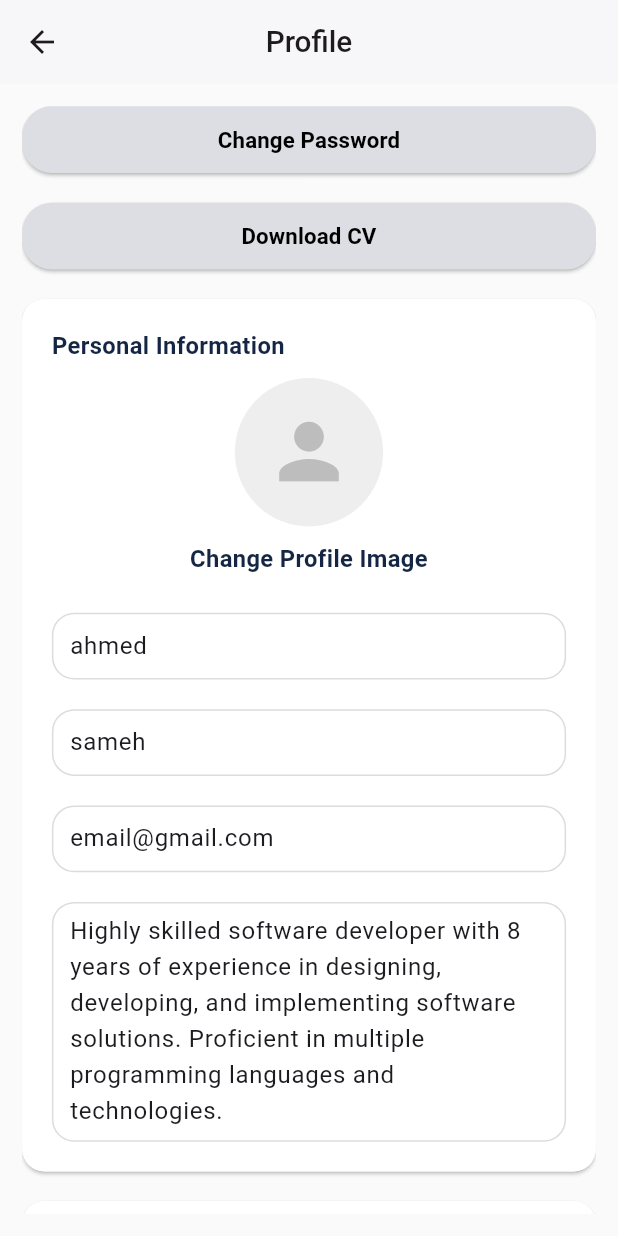
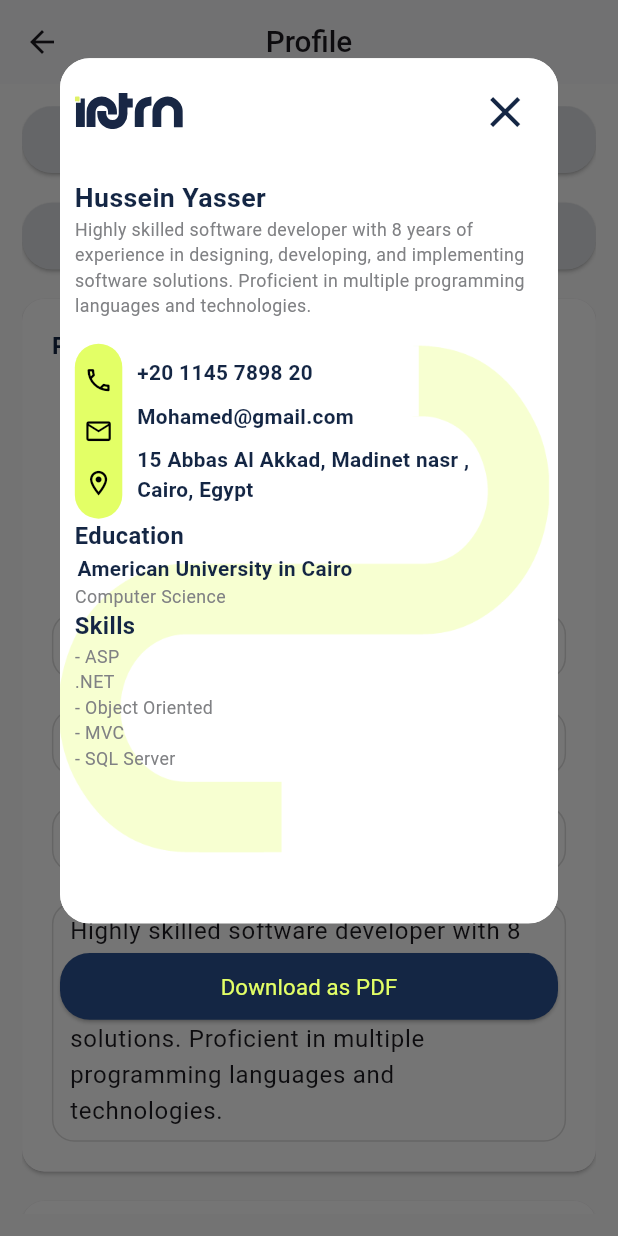
Before and after one commit to Hussein2077/inturn, a Flutter app: the ProfileScreen screen opened by its route, after a tap on "Download CV", on a phone screen of 412 x 824 dp. Run offline on Flutter 3.47's test engine with Material 3 defaults, Android fonts, the phone set to English and light mode, and no system bars; our stand-ins replace cached_network_image, dartz, dio, dropdown_button2, easy_localization, equatable and 14 more; missing offline and left inert: syncfusion_flutter_pdf; accounts and stored records are empty.

Commit message:
pdf creation

```diff
--- a/lib/core/resource_manager/asset_path.dart
+++ b/lib/core/resource_manager/asset_path.dart
@@ -3,6 +3,7 @@ const String pathImage = "asset/images";
 class AssetPath {
   //new
   static const String logo = '$pathImage/logo.svg';
+  static const String logoPNG = '$pathImage/logo.png';
   static const String apple = '$pathImage/apple.svg';
   static const String google = '$pathImage/google.svg';
   static const String facebook = '$pathImage/facebook.svg';
@@ -21,6 +22,7 @@ class AssetPath {
   static const String location = '$pathImage/location.png';
   static const String twitter = '$pathImage/twitter.png';
   static const String website = '$pathImage/website.png';
+  static const String bgCv = '$pathImage/bg_cv.png';
 //Images
   static const String logoLarge = '$pathImage/logo@2x.jpg';
   static const String illustration = '$pathImage/illustration.jpg';
--- a/lib/core/resource_manager/colors.dart
+++ b/lib/core/resource_manager/colors.dart
@@ -3,6 +3,7 @@ import 'package:flutter/material.dart';
 class AppColors {
   static const Color primaryColor = Color.fromRGBO(20, 38, 68, 1);
   static const Color secondaryColor = Color.fromRGBO(227, 255, 102, 1);
+
    static const Color thirdColor = Color.fromRGBO(20, 38, 68, 1);
    static const Color homeColor = Color.fromRGBO(94, 133, 237, 1);
   static const Color lightGreyColor = Color.fromRGBO(220, 222, 227, 1);
--- /dev/null
+++ b/lib/core/widgets/show_dialog.dart
@@ -0,0 +1,263 @@
+import 'dart:io';
+
+import 'package:easy_localization/easy_localization.dart';
+import 'package:flutter/material.dart';
+import 'package:flutter_svg/flutter_svg.dart';
+import 'package:inturn/core/resource_manager/asset_path.dart';
+import 'package:inturn/core/resource_manager/colors.dart';
+import 'package:inturn/core/resource_manager/string_manager.dart';
+import 'package:inturn/core/utils/app_size.dart';
+import 'package:inturn/core/widgets/cutom_text.dart';
+import 'package:inturn/core/widgets/main_button.dart';
+import 'package:open_file/open_file.dart';
+import 'package:path_provider/path_provider.dart';
+import 'package:flutter/services.dart' show rootBundle;
+import 'dart:typed_data';
+import 'package:syncfusion_flutter_pdf/pdf.dart';
+
+showCV(BuildContext context) {
+  return showDialog(
+      context: context,
+      // barrierDismissible: false,
+      builder: (context) {
+        return Padding(
+          padding: EdgeInsets.only(
+            top: AppSize.defaultSize! * 1.5,
+          ),
+          child: Dialog(
+            alignment: Alignment.topRight,
+            backgroundColor: Colors.transparent,
+            shape: RoundedRectangleBorder(
+              borderRadius: BorderRadius.circular(AppSize.defaultSize! * 2),
+            ),
+            child: Container(
+              // height: AppSize.screenHeight! * .9,
+              // width: AppSize.screenWidth! * .95,
+              decoration: BoxDecoration(
+                color: Colors.transparent,
+                borderRadius: BorderRadius.circular(AppSize.defaultSize!),
+              ),
+              child: const CVPage(),
+            ),
+          ),
+        );
+      });
+}
+
+class CVPage extends StatelessWidget {
+  const CVPage({super.key});
+
+  Future<void> saveAndLaunchFile(List<int> bytes, String fileName) async {
+    final path = (await getExternalStorageDirectory())?.path;
+    final file = File('$path/$fileName');
+    await file.writeAsBytes(bytes, flush: true);
+    OpenFile.open('$path/$fileName');
+  }
+
+  Future<void> _createPDF() async {
+    PdfDocument document = PdfDocument();
+    final page = document.pages.add();
+    // page.graphics.drawString('Hussein Yasser CV',
+    //     PdfStandardFont(PdfFontFamily.helvetica, 30));
+
+    page.graphics.drawImage(
+        PdfBitmap(await _readImageData(AssetPath.bgCv)),
+        Rect.fromLTWH(
+            0, 0, page.getClientSize().width, page.getClientSize().height));
+    page.graphics.drawImage(PdfBitmap(await _readImageData(AssetPath.logoPNG)),
+        Rect.fromLTWH(0, 0, 120, 50));
+
+    page.graphics.drawString(
+        'Hussein Yasser', PdfStandardFont(PdfFontFamily.helvetica, 30),
+        brush: PdfBrushes.black,
+        bounds: const Rect.fromLTWH(0, 100, 400, 50));
+    // PdfGrid grid = PdfGrid();
+    // grid.style = PdfGridStyle(
+    //     font: PdfStandardFont(PdfFontFamily.helvetica, 30),
+    //     cellPadding: PdfPaddings(left: 5, right: 2, top: 2, bottom: 2));
+
+    List<int> bytes = await document.save();
+    document.dispose();
+
+    saveAndLaunchFile(bytes, 'Output.pdf');
+  }
+
+  Future<Uint8List> _readImageData(String name) async {
+    final data = await rootBundle.load(name);
+    return data.buffer.asUint8List(data.offsetInBytes, data.lengthInBytes);
+  }
+
+  @override
+  Widget build(BuildContext context) {
+    return Column(
+      children: [
+        Container(
+            height: AppSize.screenHeight! * .7,
+            width: AppSize.screenWidth! * .95,
+            decoration: BoxDecoration(
+              color: Colors.white,
+              borderRadius: BorderRadius.all(
+                Radius.circular(AppSize.defaultSize! * 2),
+              ),
+              image: const DecorationImage(
+                image: AssetImage(AssetPath.bgCv),
+                fit: BoxFit.fitHeight,
+              ),
+            ),
+            child: Padding(
+              padding: EdgeInsets.all(AppSize.defaultSize!),
+              child: Column(
+                crossAxisAlignment: CrossAxisAlignment.start,
+                children: [
+                  Row(
+                    mainAxisAlignment: MainAxisAlignment.spaceBetween,
+                    children: [
+                      SvgPicture.asset(AssetPath.logo),
+                      IconButton(
+                          onPressed: () {},
+                          icon: Icon(
+                            Icons.close,
+                            color: AppColors.primaryColor,
+                            size: AppSize.defaultSize! * 3.5,
+                          ))
+                    ],
+                  ),
+                  SizedBox(
+                    height: AppSize.defaultSize! * 2,
+                  ),
+                  CustomText(
+                    text: 'Hussein Yasser',
+                    color: AppColors.primaryColor,
+                    fontSize: AppSize.defaultSize! * 1.8,
+                    fontWeight: FontWeight.w700,
+                  ),
+                  CustomText(
+                    text:
+                        '''Highly skilled software developer with 8 years of experience in designing, developing, and implementing software solutions. Proficient in multiple programming languages and technologies.
+                    ''',
+
+                    // lineHeight: AppSize.defaultSize! * .1,
+                    maxLines: 20,
+                    fontSize: AppSize.defaultSize! * 1.2,
+                    color: AppColors.greyColor,
+                    textAlign: TextAlign.start,
+                  ),
+                  Row(
+                    children: [
+                      Container(
+                        height: AppSize.defaultSize! * 11.8,
+                        width: AppSize.defaultSize! * 3.2,
+                        decoration: BoxDecoration(
+                          color: AppColors.secondaryColor,
+                          borderRadius: BorderRadius.circular(
+                            AppSize.defaultSize! * 2,
+                          ),
+                        ),
+                        child: Column(
+                          mainAxisAlignment: MainAxisAlignment.spaceEvenly,
+                          children: [
+                            Icon(
+                              Icons.phone_outlined,
+                              color: AppColors.black,
+                              size: AppSize.defaultSize! * 2,
+                            ),
+                            Icon(
+                              Icons.mail_outline,
+                              color: AppColors.black,
+                              size: AppSize.defaultSize! * 2,
+                            ),
+                            Icon(
+                              Icons.location_on_outlined,
+                              color: AppColors.black,
+                              size: AppSize.defaultSize! * 2,
+                            ),
+                          ],
+                        ),
+                      ),
+                      SizedBox(
+                        width: AppSize.defaultSize!,
+                      ),
+                      SizedBox(
+                        height: AppSize.defaultSize! * 11.8,
+                        child: Column(
+                          crossAxisAlignment: CrossAxisAlignment.start,
+                          mainAxisAlignment: MainAxisAlignment.spaceEvenly,
+                          children: [
+                            CustomText(
+                              text: '+20 1145 7898 20',
+                              color: AppColors.primaryColor,
+                              fontSize: AppSize.defaultSize! * 1.4,
+                              fontWeight: FontWeight.w700,
+                              textAlign: TextAlign.start,
+                            ),
+                            CustomText(
+                              text: 'Mohamed@gmail.com',
+                              color: AppColors.primaryColor,
+                              fontSize: AppSize.defaultSize! * 1.4,
+                              fontWeight: FontWeight.w700,
+                              textAlign: TextAlign.start,
+                            ),
+                            SizedBox(
+                              width: AppSize.screenWidth! * .6,
+                              child: CustomText(
+                                text:
+                                    '15 Abbas Al Akkad, Madinet nasr , Cairo, Egypt',
+                                color: AppColors.primaryColor,
+                                textAlign: TextAlign.start,
+                                fontSize: AppSize.defaultSize! * 1.4,
+                                fontWeight: FontWeight.w700,
+                                maxLines: 2,
+                              ),
+                            ),
+                          ],
+                        ),
+                      ),
+                    ],
+                  ),
+                  CustomText(
+                    text: StringManager.education.tr(),
+                    color: AppColors.primaryColor,
+                    fontSize: AppSize.defaultSize! * 1.6,
+                    fontWeight: FontWeight.w700,
+                  ),
+                  CustomText(
+                    text: 'American University in Cairo ',
+                    color: AppColors.primaryColor,
+                    fontSize: AppSize.defaultSize! * 1.4,
+                    fontWeight: FontWeight.w700,
+                  ),
+                  CustomText(
+                    text: '''Computer Science''',
+                    maxLines: 2,
+                    fontSize: AppSize.defaultSize! * 1.2,
+                    color: AppColors.greyColor,
+                    textAlign: TextAlign.start,
+                  ),
+                  CustomText(
+                    text: StringManager.skills.tr(),
+                    color: AppColors.primaryColor,
+                    fontSize: AppSize.defaultSize! * 1.6,
+                    fontWeight: FontWeight.w700,
+                  ),
+                  CustomText(
+                    text:
+                        '''- ASP\n.NET\n- Object Oriented\n- MVC\n- SQL Server''',
+                    maxLines: 100,
+                    fontSize: AppSize.defaultSize! * 1.2,
+                    color: AppColors.greyColor,
+                    textAlign: TextAlign.start,
+                  ),
+                ],
+              ),
+            )),
+        SizedBox(
+          height: AppSize.defaultSize! * 2,
+        ),
+        MainButton(
+          text: StringManager.downloadAsPDF.tr(),
+          onTap: _createPDF,
+        ),
+      ],
+    );
+  }
+}
--- a/lib/features/auth/data/auth_remote_data_source.dart
+++ b/lib/features/auth/data/auth_remote_data_source.dart
@@ -209,13 +209,12 @@ class AuthRemotelyDateSource extends BaseRemotelyDataSource {
       'university_id': authModel.universityId,
       'faculty_id': authModel.facultyId,
       'role': 'user',
-
-      'job_level_id': authModel.jobLevelId,
-      'experience_level_id': authModel.experienceLevelId,
-      'university_name': authModel.universityName,
-      'faculty_name': authModel.facultyName,
-      'job_level_name': authModel.jobLevelName,
-      'experience_level_name': authModel.experienceLevelName,
+      // 'job_level_id': authModel.jobLevelId,
+      // 'experience_level_id': authModel.experienceLevelId,
+      // 'university_name': authModel.universityName,
+      // 'faculty_name': authModel.facultyName,
+      // 'job_level_name': authModel.jobLevelName,
+      // 'experience_level_name': authModel.experienceLevelName,
     };
 
     try {
--- a/lib/features/auth/presentation/login_screen.dart
+++ b/lib/features/auth/presentation/login_screen.dart
@@ -118,13 +118,11 @@ class _LoginScreenState extends State<LoginScreen> {
                   SizedBox(
                     height: AppSize.defaultSize! * 2,
                   ),
-                  Text(
-                    StringManager.letBeginTheJourney.tr(),
-                    style: TextStyle(
-                      color: AppColors.blackColor,
-                      fontSize: AppSize.defaultSize! * 1.8,
-                      fontWeight: FontWeight.w700,
-                    ),
+                  CustomText(
+                   text:  StringManager.letBeginTheJourney.tr(),
+                    color: AppColors.blackColor,
+                    fontSize: AppSize.defaultSize! * 1.8,
+                    fontWeight: FontWeight.w700,
                   ),
                   SizedBox(
                     height: AppSize.defaultSize! * 3,
--- a/lib/features/profile/presentation/profile_screen.dart
+++ b/lib/features/profile/presentation/profile_screen.dart
@@ -1,3 +1,5 @@
+import 'dart:io';
+
 import 'package:easy_localization/easy_localization.dart';
 import 'package:flutter/material.dart';
 import 'package:flutter_svg/flutter_svg.dart';
@@ -10,10 +12,15 @@ import 'package:inturn/core/widgets/custom_text_field.dart';
 import 'package:inturn/core/widgets/cutom_text.dart';
 import 'package:inturn/core/widgets/main_button.dart';
 import 'package:inturn/core/widgets/major_drop_down.dart';
+import 'package:inturn/core/widgets/show_dialog.dart';
 import 'package:inturn/core/widgets/university.dart';
 import 'package:inturn/features/auth/presentation/widgets/segment_button.dart';
 import 'package:inturn/features/auth/presentation/widgets/upload_photo.dart';
-
+import 'package:open_file/open_file.dart';
+import 'package:path_provider/path_provider.dart';
+import 'package:flutter/services.dart' show rootBundle;
+import 'dart:typed_data';
+import 'package:syncfusion_flutter_pdf/pdf.dart';
 class ProfileScreen extends StatefulWidget {
   const ProfileScreen({super.key});
 
@@ -75,7 +82,9 @@ class _ProfileScreenState extends State<ProfileScreen> {
               Padding(
                 padding: EdgeInsets.symmetric(vertical: AppSize.defaultSize! * 2),
                 child: MainButton(
-                  onTap: (){},
+                  onTap: (){
+                    showCV(context);
+                  },
                   text: StringManager.downloadCV.tr(),
                   textColor: Colors.black,
                   color: AppColors.lightGreyColor,
--- a/pubspec.yaml
+++ b/pubspec.yaml
@@ -60,6 +60,9 @@ dependencies:
   firebase_core: ^2.25.4
   smooth_page_indicator: ^1.1.0
   percent_indicator: ^4.2.3
+  syncfusion_flutter_pdf: ^25.1.40
+  open_file: ^3.3.2
+  path_provider: ^2.1.3
 dev_dependencies:
   flutter_test:
     sdk: flutter
```
Also changed, not shown: asset/images/bg_cv.png (added), asset/images/logo.png (added), pubspec.lock, 2 other files.
